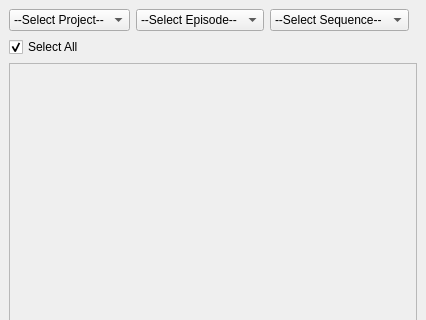
iceanimations/addAssets, file ui/main.ui: the form before one commit; both pictures show x 0 to 426 and y 0 to 320 of the 426 by 616 pixel window.
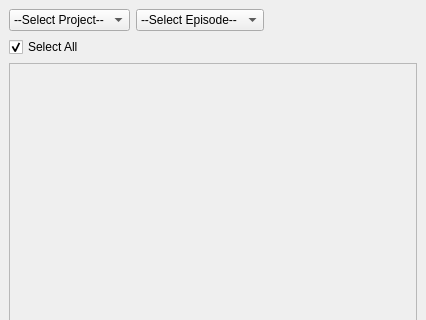
The form after the commit.

Commit message: checkboxes added for seq, TacticUiBase added

```diff
--- a/ui/main.ui
+++ b/ui/main.ui
@@ -35,15 +35,6 @@
         </item>
        </widget>
       </item>
-      <item>
-       <widget class="QComboBox" name="seqBox">
-        <item>
-         <property name="text">
-          <string>--Select Sequence--</string>
-         </property>
-        </item>
-       </widget>
-      </item>
       <item>
        <spacer name="horizontalSpacer_2">
         <property name="orientation">
```
Left out of the diff: 2 changed lines with no effect on the pictures. The commit also changes 2 other files.
